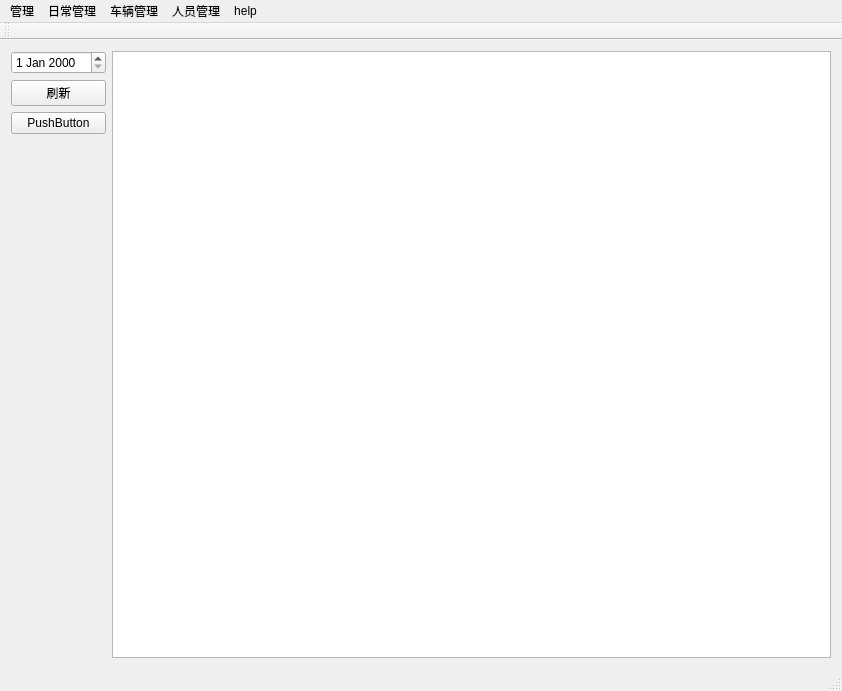
Above: mainwindow.ui from chksong/MineCarsManage before the change. Below: the same form after it.
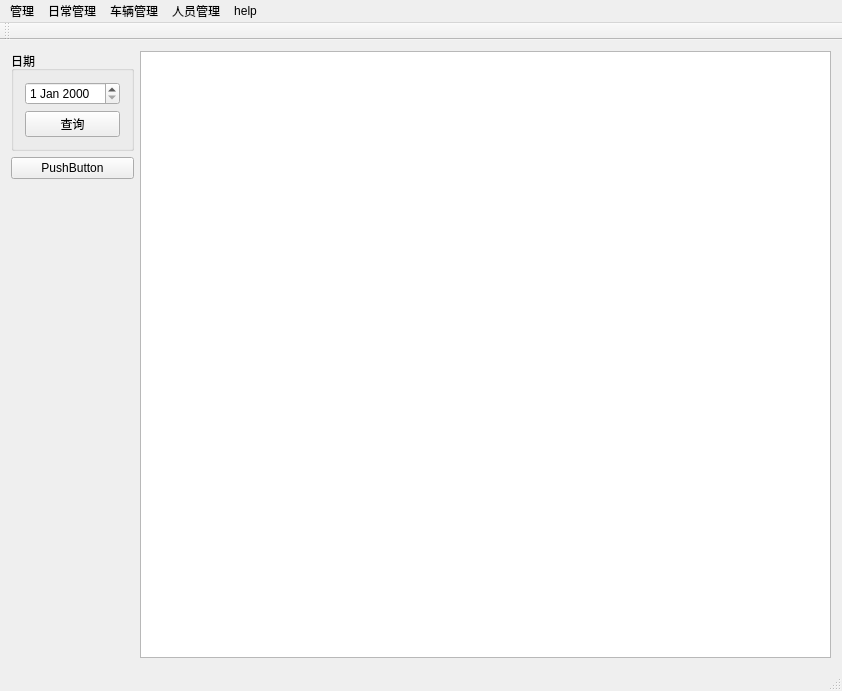
That is the form after the change.

Diff of the .ui file:
```diff
--- a/mainwindow.ui
+++ b/mainwindow.ui
@@ -14,10 +14,14 @@
    <string>机械设备部挖掘机管理系统</string>
   </property>
   <widget class="QWidget" name="centralWidget">
-   <layout class="QVBoxLayout" name="verticalLayout_3">
-    <item>
      <layout class="QHBoxLayout" name="horizontalLayout">
       <item>
+     <layout class="QVBoxLayout" name="verticalLayout_3">
+      <item>
+       <widget class="QGroupBox" name="groupBox">
+        <property name="title">
+         <string>日期</string>
+        </property>
        <layout class="QVBoxLayout" name="verticalLayout_2">
         <item>
          <widget class="QDateEdit" name="dateEdit_search"/>
@@ -25,8 +29,11 @@
         <item>
          <widget class="QPushButton" name="PB_refresh">
           <property name="text">
-           <string>刷新</string>
-          </property>
+            <string>查询</string>
+           </property>
+          </widget>
+         </item>
+        </layout>
          </widget>
         </item>
         <item>
@@ -52,15 +59,12 @@
        </layout>
       </item>
       <item>
-       <layout class="QVBoxLayout" name="verticalLayout">
+     <layout class="QVBoxLayout" name="verticalLayout"/>
+    </item>
         <item>
          <widget class="QTableWidget" name="tableWidget"/>
         </item>
        </layout>
-      </item>
-     </layout>
-    </item>
-   </layout>
   </widget>
   <widget class="QMenuBar" name="menuBar">
    <property name="geometry">
@@ -68,7 +72,7 @@
      <x>0</x>
      <y>0</y>
      <width>842</width>
-     <height>22</height>
+     <height>23</height>
     </rect>
    </property>
    <widget class="QMenu" name="menu">
```
Lines whose indentation alone changed are shown as unchanged.
